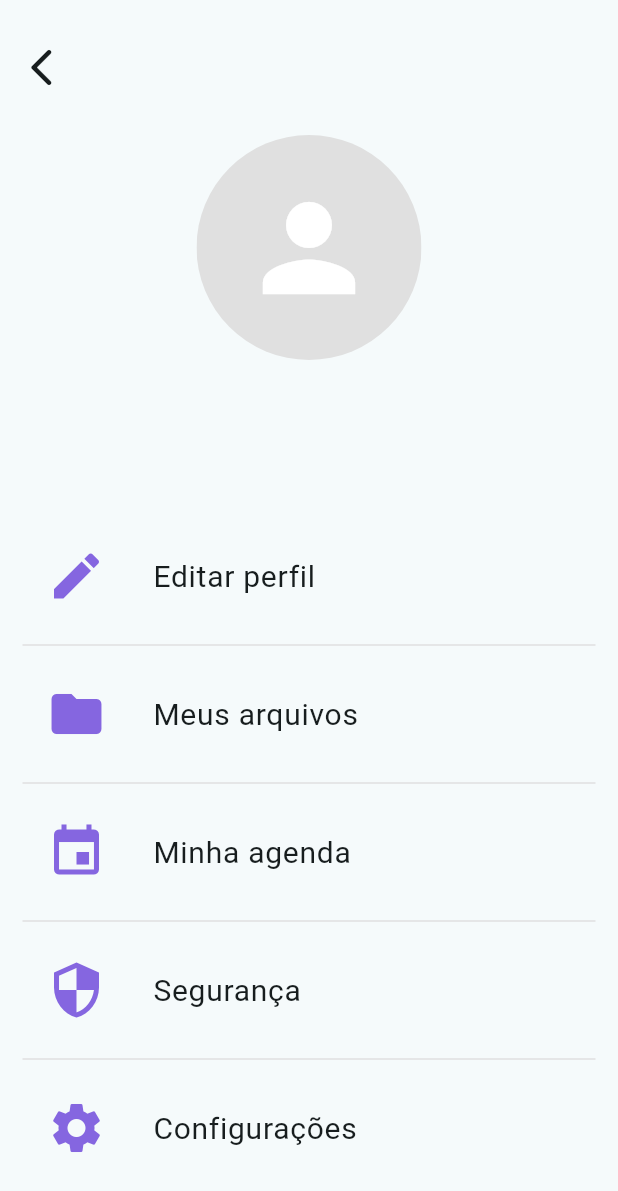
After one commit to Denils0n/EloMae, a Flutter app: the ProfileScreen screen opened by its route, on a phone screen of 412 x 824 dp. The commit adds this screen. Shown: the top 1191 px of the screen. Run offline on Flutter 3.47's test engine with Material 3 defaults, Android fonts, the phone set to English and light mode, and no system bars; our stand-ins replace cloud_firestore, firebase_auth, firebase_core, flutter_svg, go_router; missing offline and left inert: lucid_validation; accounts and stored records are empty.

Commit message:
Adding front profile (in progress)

```diff
--- a/lib/app/routes.dart
+++ b/lib/app/routes.dart
@@ -1,3 +1,4 @@
+import 'package:elomae/app/views/screens/profile/profile_screen.dart';
 import 'package:go_router/go_router.dart';
 import 'package:elomae/app/views/screens/auth/onboarding_screen.dart';
 import 'package:elomae/app/views/screens/auth/welcome_screen.dart';
@@ -16,6 +17,7 @@ final GoRouter routes = GoRouter(
     GoRoute(path: '/register', builder: (context, state) => const RegisterScreen()),
     GoRoute(path: '/forgot_password', builder: (context, state) => const ForgotPasswordScreen()),
     GoRoute(path: '/home', builder: (context, state) => const HomepageScreen()),
+    GoRoute(path: '/profile', builder: (context, state) => const ProfileScreen()),
     GoRoute(path: '/database', builder: (context, state) => const FirestoreExample()),
   ],
 );
--- /dev/null
+++ b/lib/app/views/screens/profile/profile_screen.dart
@@ -0,0 +1,114 @@
+import 'package:firebase_auth/firebase_auth.dart';
+import 'package:flutter/material.dart';
+import 'package:go_router/go_router.dart';
+
+class ProfileScreen extends StatelessWidget {
+  const ProfileScreen({super.key});
+
+  @override
+  Widget build(BuildContext context) {
+    final user = FirebaseAuth.instance.currentUser;
+
+       final items = [
+      {'icon': Icons.edit, 'title': 'Editar perfil'},
+      {'icon': Icons.folder, 'title': 'Meus arquivos'},
+      {'icon': Icons.event, 'title': 'Minha agenda'},
+      {'icon': Icons.security, 'title': 'Segurança'},
+      {'icon': Icons.settings, 'title': 'Configurações'},
+      ];
+
+    return Scaffold(
+      appBar: AppBar(
+        toolbarHeight: 90,
+          leading: IconButton(onPressed: () {
+                  context.go('/home');
+            }, icon: Icon(Icons.arrow_back_ios_rounded, size: 30),
+          ),
+        ),
+      body: SafeArea(
+              child: Column(
+                children: [
+                  Center(
+                    child: ClipRRect(
+                      borderRadius: BorderRadius.circular(75),
+                     child: user?.photoURL != null
+                     ? Image.network(
+                      user!.photoURL!,
+                      width: 150,
+                      height: 150,
+                      fit: BoxFit.cover,
+                     )
+                     : Container(
+                      width: 150,
+                      height: 150,
+                      color: Colors.grey[300],
+                      child: Icon(
+                        Icons.person,
+                        size: 92,
+                        color: Colors.white),
+                     )
+                    ),
+                  ),
+                 const SizedBox(height: 20.0),
+                  Text(
+                    user?.displayName ?? '',
+                    style: TextStyle(fontWeight: FontWeight.w400,
+                    fontSize: 25, color: const Color.fromARGB(255, 31, 31, 31)),
+                    ),
+                   const SizedBox(height: 30.0),
+
+                    Expanded(
+                      child: Padding(
+                        padding: const EdgeInsets.symmetric(horizontal: 15.0, vertical: 20.0),
+                     child: ListView.builder(
+                          itemCount: items.length,
+                          itemBuilder: (context, index) {
+                            final item = items[index];
+                            final isLast = index == items.length - 1;
+
+                            return Column(
+                              children: [
+                                _buildListTile(
+                                  icon: item['icon'] as IconData,
+                                  title: item['title'] as String,
+                                  onTap: () => context.go('/'), // substitua com suas rotas corretas
+
+                                ),
+                                if (!isLast)
+                                  Divider(thickness: 1, color: Colors.grey[300]), // só mostra se não for o último
+                              ],
+                            );
+                          },
+                        )
+                      )
+                    ),
+                ],
+            ),
+          ),
+        );
+  }
+
+  Widget _buildListTile({required IconData icon, required String title, required VoidCallback onTap}) {
+    return Padding(
+      padding: const EdgeInsets.only(bottom: 10, top: 10),
+      child: ListTile(
+           leading:
+           Padding(
+             padding: const EdgeInsets.only(right: 15),
+             child: Icon(icon,
+             size: 40,
+             color: const Color(0xFF8566E0)),
+           ),
+
+           title:
+           Text(title,
+           style: TextStyle(
+            fontSize: 20
+           ),
+           ),
+
+           onTap: onTap,
+          ),
+    );
+  }
+}
--- a/lib/app/views/widgets/navigationbar.dart
+++ b/lib/app/views/widgets/navigationbar.dart
@@ -45,7 +45,7 @@ class Navigationbar extends StatelessWidget {
             context.go('/');
             break;
           case 3:
-            context.go('/');
+            context.go('/profile');
             break;
         }
       },
```
